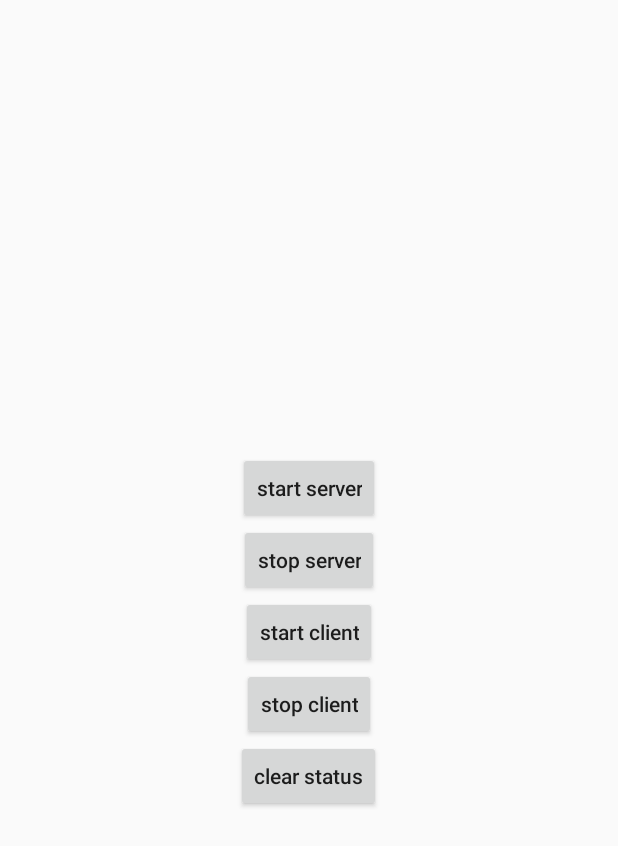
After one commit to BrotooLu/android-demo, an Android app: the LocalSocketActivity screen opened directly, with no data from a screen before it, on a phone screen of 412 x 824 dp. The commit adds this screen. Shown: the top 846 px of the screen. Run offline under Robolectric (Android 15) with nearby library versions, the phone set to English and light mode, and no system bars.

Commit message:
local socket

```diff
--- a/demo/src/main/java/com/bro2/demo/DemoEnv.java
+++ b/demo/src/main/java/com/bro2/demo/DemoEnv.java
@@ -7,7 +7,7 @@ package com.bro2.demo;
 
 public class DemoEnv {
     public static final boolean DEBUG = BuildConfig.DEBUG;
-    public static final String TAG = "b2demo";
+    public static final String TAG_PREFIX = "b2demo_";
 
     public static final String DEMO_ENTRY_PKG_NAME = "com.bro2.demo.entry";
 
--- /dev/null
+++ b/demo/src/main/res/layout/activity_local_socket.xml
@@ -0,0 +1,51 @@
+<?xml version="1.0" encoding="utf-8"?>
+<LinearLayout
+    xmlns:android="http://schemas.android.com/apk/res/android"
+    xmlns:tools="http://schemas.android.com/tools"
+    android:layout_width="match_parent"
+    android:layout_height="match_parent"
+    android:orientation="vertical"
+    android:gravity="center"
+    tools:context="com.bro2.demo.entry.LocalSocketActivity">
+
+    <TextView
+        android:id="@+id/tv_status"
+        android:layout_width="wrap_content"
+        android:layout_height="wrap_content" />
+
+    <Button
+        android:id="@+id/bt_start_server"
+        android:layout_width="wrap_content"
+        android:layout_height="wrap_content"
+        android:text="start server"
+        />
+
+    <Button
+        android:id="@+id/bt_stop_server"
+        android:layout_width="wrap_content"
+        android:layout_height="wrap_content"
+        android:text="stop server"
+        />
+
+    <Button
+        android:id="@+id/bt_start_client"
+        android:layout_width="wrap_content"
+        android:layout_height="wrap_content"
+        android:text="start client"
+        />
+
+    <Button
+        android:id="@+id/bt_stop_client"
+        android:layout_width="wrap_content"
+        android:layout_height="wrap_content"
+        android:text="stop client"
+        />
+
+    <Button
+        android:id="@+id/bt_clear_status"
+        android:layout_width="wrap_content"
+        android:layout_height="wrap_content"
+        android:text="clear status"
+        />
+
+</LinearLayout>
```
Also changed, not shown: demo/src/main/AndroidManifest.xml (+8 -1 lines), demo/src/main/java/com/bro2/demo/DemoApp.java (+7 -7 lines), demo/src/main/java/com/bro2/demo/MainActivity.java (+4 -4 lines), demo/src/main/java/com/bro2/demo/entry/JsBridgeActivity.java (+7 -7 lines), demo/src/main/java/com/bro2/demo/entry/LocalSocketActivity.java (added, +136 -0 lines), demo/src/main/java/com/bro2/demo/entry/MiPipeActivity.java (+14 -14 lines), demo/src/main/java/com/bro2/demo/entry/WebViewReuseActivity.java (+8 -8 lines), demo/src/main/java/com/bro2/demo/localsocket/ClientService.java (added, +128 -0 lines), 1 other file.
